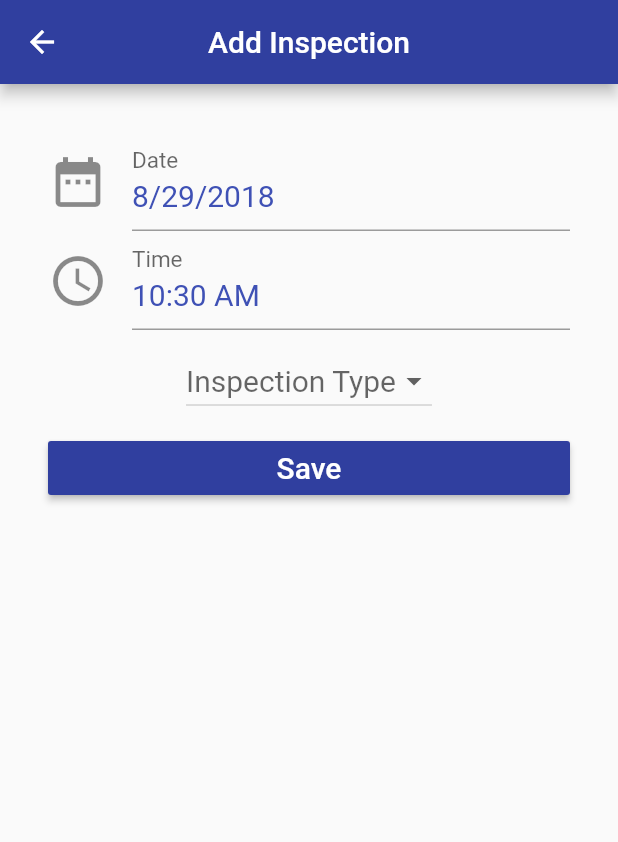
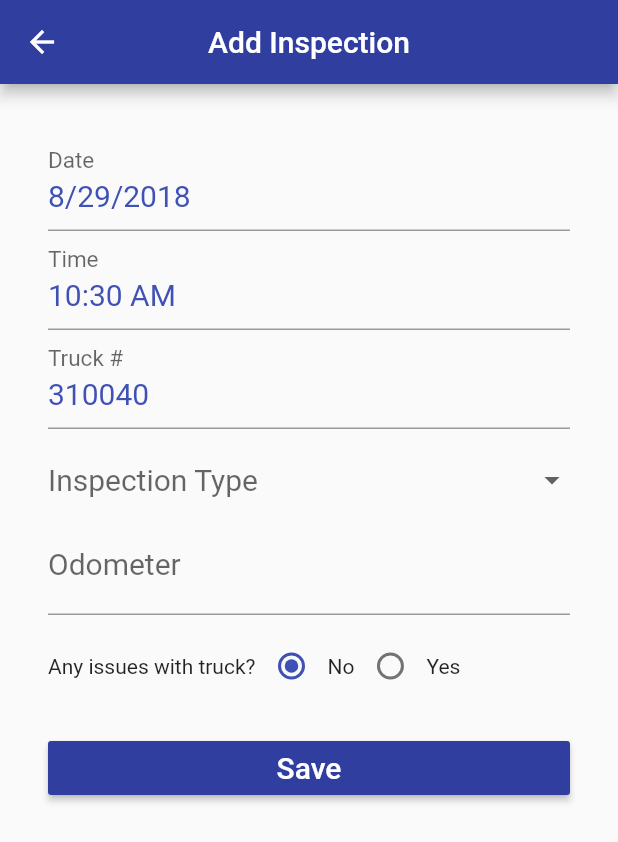
Before and after one commit to RyanKlatt/driver-manager-flutter, a Flutter app: the InspectionCreatePage screen opened directly, on a phone screen of 412 x 824 dp. Shown: the top 842 px of the screen. Run offline on Flutter 3.47's test engine with Material 2 defaults, Android fonts, the phone set to English and light mode, and no system bars; our stand-ins replace cloud_firestore, dynamic_theme, shared_preferences; accounts and stored records are empty.

Commit message:
fixed build error, and working on inspection issues

```diff
--- a/lib/pages/create_inspection.dart
+++ b/lib/pages/create_inspection.dart
@@ -13,15 +13,26 @@ class InspectionCreatePage extends StatefulWidget {
 class _InspectionCreateState extends State<InspectionCreatePage> {
   DateTime _date = new DateTime.now();
   TimeOfDay _time = new TimeOfDay.now();
+
   var inspectionTimeController = new TextEditingController();
   var dateController = new TextEditingController();
+  var truckController = new TextEditingController();
+
   String typeValue;
+  String issueValue;
+
+  bool _isChecked = false;
+
+  int _radioValue = 0;
+
+  bool _isVisible = false;
 
   @override
   void initState() {
     super.initState();
 
     dateController.text = '${new DateFormat.yMd().format((_date))}';
+    truckController.text = '310040';
     Future.delayed(Duration(milliseconds: 100)).then((_) {
       inspectionTimeController.text = '${_time.format(context)}';
     });
@@ -64,6 +75,34 @@ class _InspectionCreateState extends State<InspectionCreatePage> {
     }
   }
 
+  void _handleRadioValueChange(int value) {
+    setState(() {
+      _radioValue = value;
+      _isVisible = !_isVisible;
+    });
+  }
+
+  _buildExpansionTile() {
+    return DropdownButtonHideUnderline(
+      child: new DropdownButton<String>(
+        hint: Text('Select Truck Issues'),
+        style: TextStyle(fontSize: 20.0, color: Theme.of(context).accentColor),
+        value: issueValue,
+        onChanged: (String newValue) {
+          setState(() {
+            issueValue = newValue;
+          });
+        },
+        items: <String>['Engine', 'Transmission', 'Clutch'].map((String value) {
+          return new DropdownMenuItem<String>(
+            value: value,
+            child: new Text(value),
+          );
+        }).toList(),
+      ),
+    );
+  }
+
   @override
   Widget build(BuildContext context) {
     return new Scaffold(
@@ -73,8 +112,7 @@ class _InspectionCreateState extends State<InspectionCreatePage> {
       ),
       body: new Container(
         padding: new EdgeInsets.all(32.0),
-        child: new Column(
-          crossAxisAlignment: CrossAxisAlignment.stretch,
+        child: new ListView(
           children: <Widget>[
             GestureDetector(
                 onTap: () => _selectDate(context),
@@ -84,12 +122,9 @@ class _InspectionCreateState extends State<InspectionCreatePage> {
                         fontSize: 20.0, color: Theme.of(context).accentColor),
                     controller: dateController,
                     decoration: InputDecoration(
-                        labelText: 'Date',
-                        labelStyle: TextStyle(fontSize: 20.0),
-                        icon: Icon(
-                          Icons.date_range,
-                          size: 40.0,
-                        )),
+                      labelText: 'Date',
+                      labelStyle: TextStyle(fontSize: 20.0),
+                    ),
                   ),
                 )),
             GestureDetector(
@@ -100,16 +135,23 @@ class _InspectionCreateState extends State<InspectionCreatePage> {
                         fontSize: 20.0, color: Theme.of(context).accentColor),
                     controller: inspectionTimeController,
                     decoration: InputDecoration(
-                        labelText: 'Time',
-                        labelStyle: TextStyle(fontSize: 20.0),
-                        icon: Icon(
-                          Icons.access_time,
-                          size: 40.0,
-                        )),
+                      labelText: 'Time',
+                      labelStyle: TextStyle(fontSize: 20.0),
+                    ),
                   ),
                 )),
+            TextField(
+              keyboardType: TextInputType.number,
+              style: TextStyle(
+                  fontSize: 20.0, color: Theme.of(context).accentColor),
+              controller: truckController,
+              decoration: InputDecoration(
+                labelText: 'Truck #',
+                labelStyle: TextStyle(fontSize: 20.0),
+              ),
+            ),
             SizedBox(height: 10.0),
-            Center(
+            DropdownButtonHideUnderline(
               child: new DropdownButton<String>(
                 hint: Text('Inspection Type'),
                 style: TextStyle(
@@ -129,6 +171,32 @@ class _InspectionCreateState extends State<InspectionCreatePage> {
                 }).toList(),
               ),
             ),
+            TextField(
+              keyboardType: TextInputType.number,
+              style: TextStyle(
+                  fontSize: 20.0, color: Theme.of(context).accentColor),
+              decoration: InputDecoration(
+                labelText: 'Odometer',
+                labelStyle: TextStyle(fontSize: 20.0),
+              ),
+            ),
+            SizedBox(height: 10.0),
+            new Row(mainAxisSize: MainAxisSize.max, children: <Widget>[
+              new Text('Any issues with truck?'),
+              new Radio(
+                value: 0,
+                groupValue: _radioValue,
+                onChanged: _handleRadioValueChange,
+              ),
+              new Text('No'),
+              new Radio(
+                value: 1,
+                groupValue: _radioValue,
+                onChanged: _handleRadioValueChange,
+              ),
+              new Text('Yes'),
+            ]),
+            _isVisible ? _buildExpansionTile() : new SizedBox(height: 10.0),
             SizedBox(height: 10.0),
             RaisedButton(
               color: Theme.of(context).primaryColor,
```
Also changed, not shown: 1 other file.
